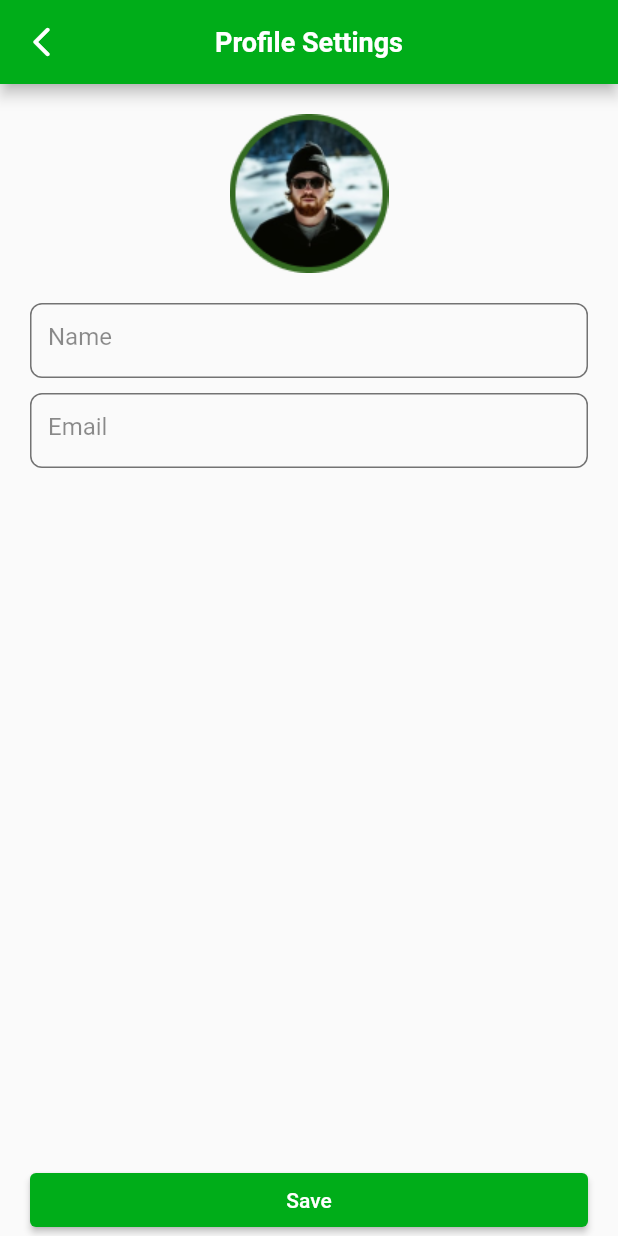
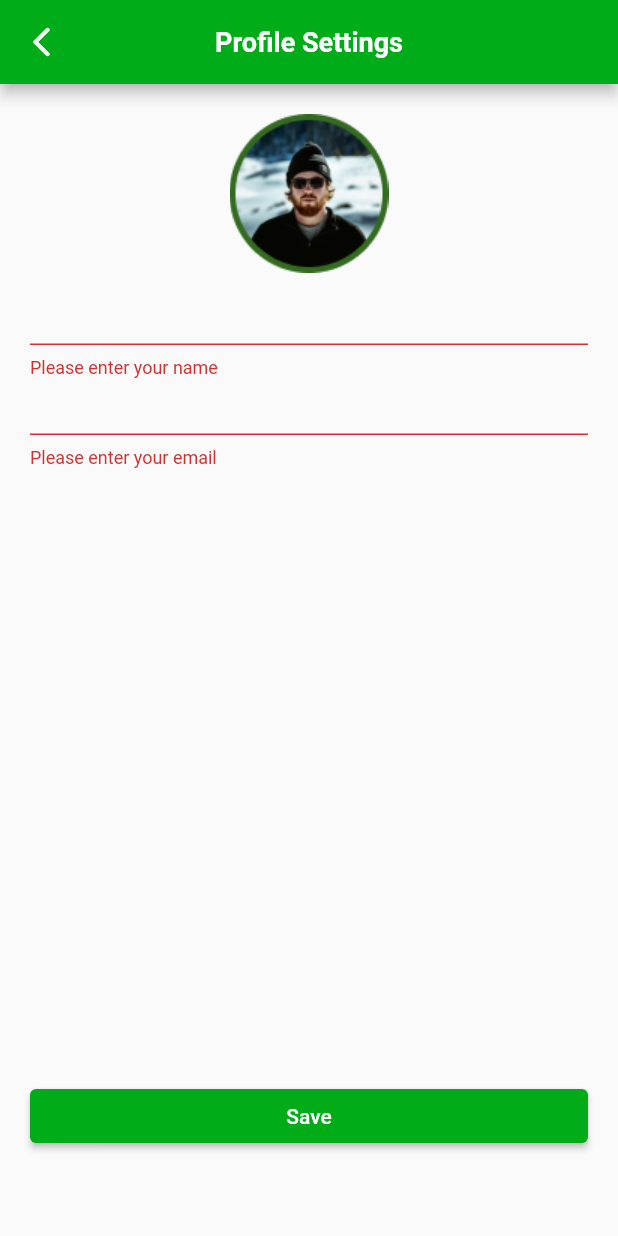
Before and after one commit to sherkhankakar/weShop, a Flutter app: the ProfileSetting screen opened directly, after a tap on "Save", on a phone screen of 412 x 824 dp. Run offline on Flutter 3.47's test engine with Material 2 defaults, Android fonts, the phone set to English and light mode, and no system bars; our stand-ins replace device_preview, firebase_auth, firebase_core, google_sign_in, share_plus, shared_preferences; missing offline and left inert: email_otp, flutter_facebook_auth; accounts and stored records are empty; project files that could hold a hidden picture were left out.

Commit message:
wrka dang

```diff
--- a/lib/network/Api_service.dart
+++ b/lib/network/Api_service.dart
@@ -14,7 +14,7 @@ class AuthenticationServices {
       }
     } catch (e) {
       log(e.toString());
-      throw Exception('error occured while dealing with the api');
+      throw Exception(e);
     }
   }
 
--- a/lib/network/Api_service_constant.dart
+++ b/lib/network/Api_service_constant.dart
@@ -7,6 +7,8 @@ class Apiserviceconstant {
   static final forgortPassword = Uri.parse(baseUrl + 'password/forget');
   static final resetPassword = Uri.parse(baseUrl + 'password/reset');
   static final verifyPassword = Uri.parse(baseUrl + 'password/verify_reset');
+  static final updatePassword = Uri.parse(baseUrl + 'updatePassword');
+  static final updateUser = Uri.parse(baseUrl + 'updateUser');
 
   //list urls
   static final list = Uri.parse(baseUrl + 'list');
--- a/lib/screens/profile_settings.dart
+++ b/lib/screens/profile_settings.dart
@@ -1,4 +1,9 @@
 import 'package:flutter/material.dart';
+import 'package:provider/provider.dart';
+import 'package:shared_preferences/shared_preferences.dart';
+
+import '../providers/logincontroller.dart';
+
 class ProfileSetting extends StatefulWidget {
   const ProfileSetting({Key? key}) : super(key: key);
 
@@ -9,8 +14,27 @@ class ProfileSetting extends StatefulWidget {
 class _ProfileSettingState extends State<ProfileSetting> {
   late double width;
   late double height;
-  final nameCtr = TextEditingController();
-  final emailCtr = TextEditingController();
+  TextEditingController? nameCtr;
+  TextEditingController? emailCtr;
+
+  loginController? provider;
+
+  void getUserDetails() async {
+    final prefs = await SharedPreferences.getInstance();
+    setState(() {
+      nameCtr = TextEditingController(text: prefs.getString('name'));
+      emailCtr = TextEditingController(text: prefs.getString('email'));
+    });
+  }
+
+  @override
+  void initState() {
+    getUserDetails();
+    super.initState();
+    provider = Provider.of<loginController>(context, listen: false);
+  }
+
+  final _key = GlobalKey<FormState>();
 
   @override
   Widget build(BuildContext context) {
@@ -20,29 +44,35 @@ class _ProfileSettingState extends State<ProfileSetting> {
       child: Scaffold(
         appBar: AppBar(
           backgroundColor: Color.fromRGBO(0, 173, 25, 1),
-          title: const Text('Profile Settings',
+          title: const Text(
+            'Profile Settings',
             style: TextStyle(
               fontSize: 18.0,
               fontWeight: FontWeight.w600,
               color: Colors.white,
             ),
           ),
-          leading: IconButton(onPressed: (){
+          leading: IconButton(
+              onPressed: () {
                 Navigator.of(context).pop();
-          },icon: Icon(Icons.arrow_back_ios_rounded)),
+              },
+              icon: Icon(Icons.arrow_back_ios_rounded)),
           centerTitle: true,
-
         ),
-        body: Column(
+        body: Form(
+          key: _key,
+          child: Column(
             crossAxisAlignment: CrossAxisAlignment.center,
             children: [
               SizedBox(height: 20),
               Center(child: Image.asset('assets/images/Ellipse (2).png')),
               SizedBox(height: 20),
-
               Container(
                 height: 50,
-              padding: const EdgeInsets.only(left: 20, right: 20,),
+                padding: const EdgeInsets.only(
+                  left: 20,
+                  right: 20,
+                ),
                 child: Center(
                   child: TextFormField(
                     controller: nameCtr,
@@ -54,20 +84,26 @@ class _ProfileSettingState extends State<ProfileSetting> {
                       enabledBorder: OutlineInputBorder(
                           borderRadius:
                               const BorderRadius.all(Radius.circular(8)),
-                          borderSide: BorderSide(
-                            color: Colors.black54
-                          )),
-                      hintText: 'Name',
-                      hintStyle: TextStyle(
-                        color: Colors.black45
-                      )),
+                          borderSide: BorderSide(color: Colors.black54)),
+                      hintText: nameCtr == null ? 'Name' : nameCtr!.text,
+                      hintStyle: TextStyle(color: Colors.black45),
+                    ),
+                    validator: (value) {
+                      if (value == null || value.isEmpty) {
+                        return 'Please enter your name';
+                      }
+                      return null;
+                    },
                   ),
                 ),
               ),
               SizedBox(height: 10),
               Container(
                 height: 50,
-              padding: const EdgeInsets.only(left: 20, right: 20,),
+                padding: const EdgeInsets.only(
+                  left: 20,
+                  right: 20,
+                ),
                 child: Center(
                   child: TextFormField(
                     controller: emailCtr,
@@ -79,28 +115,66 @@ class _ProfileSettingState extends State<ProfileSetting> {
                       enabledBorder: OutlineInputBorder(
                           borderRadius:
                               const BorderRadius.all(Radius.circular(8)),
-                          borderSide: BorderSide(
-                              color: Colors.black54
-                          )),
-                      hintText: 'Email',
-                      hintStyle: TextStyle(
-                          color: Colors.black45
-                      )),
+                          borderSide: BorderSide(color: Colors.black54)),
+                      hintText: emailCtr == null ? 'Email' : emailCtr!.text,
+                      hintStyle: TextStyle(color: Colors.black45),
+                    ),
+                    validator: (value) {
+                      if (value == null || value.isEmpty) {
+                        return 'Please enter your email';
+                      }
+                      return null;
+                    },
                   ),
                 ),
               ),
-            Expanded(child: SizedBox(height: 20,)),
+              Expanded(
+                  child: SizedBox(
+                height: 20,
+              )),
               Container(
                 width: width,
                 padding: EdgeInsets.symmetric(horizontal: 20),
-              child: ElevatedButton(onPressed: (){},style: ElevatedButton.styleFrom(
+                child: ElevatedButton(
+                  onPressed: () {
+                    if (_key.currentState!.validate())
+                      provider!
+                          .updateUserRecord(nameCtr!.text, emailCtr!.text)
+                          .whenComplete(() {
+                        if (provider!.msg ==
+                            'User Record Updated Successfully') {
+                          ScaffoldMessenger.of(context).showSnackBar(
+                            SnackBar(
+                              content: Text(provider!.msg),
+                            ),
+                          );
+                          Navigator.of(context).pop();
+                        } else {
+                          ScaffoldMessenger.of(context).showSnackBar(
+                            SnackBar(
+                              content: Text(provider!.msg),
+                            ),
+                          );
+                        }
+                      });
+                  },
+                  style: ElevatedButton.styleFrom(
                     backgroundColor: Color.fromRGBO(0, 173, 25, 1),
-              ), child: Text('Save')),
-            )
-
+                  ),
+                  child: Selector<loginController, bool>(
+                    selector: (_, loginController) => loginController.isLoading,
+                    builder: (context, isLoading, child) {
+                      return isLoading == true
+                          ? CircularProgressIndicator()
+                          : Text('Save');
+                    },
+                  ),
+                ),
+              ),
+              SizedBox(height: kBottomNavigationBarHeight),
             ],
           ),
-
+        ),
       ),
     );
   }
```
Also changed, not shown: lib/providers/logincontroller.dart (+67 -0 lines), lib/screens/change_password.dart (+86 -29 lines). Lines whose indentation alone changed are shown as unchanged.
